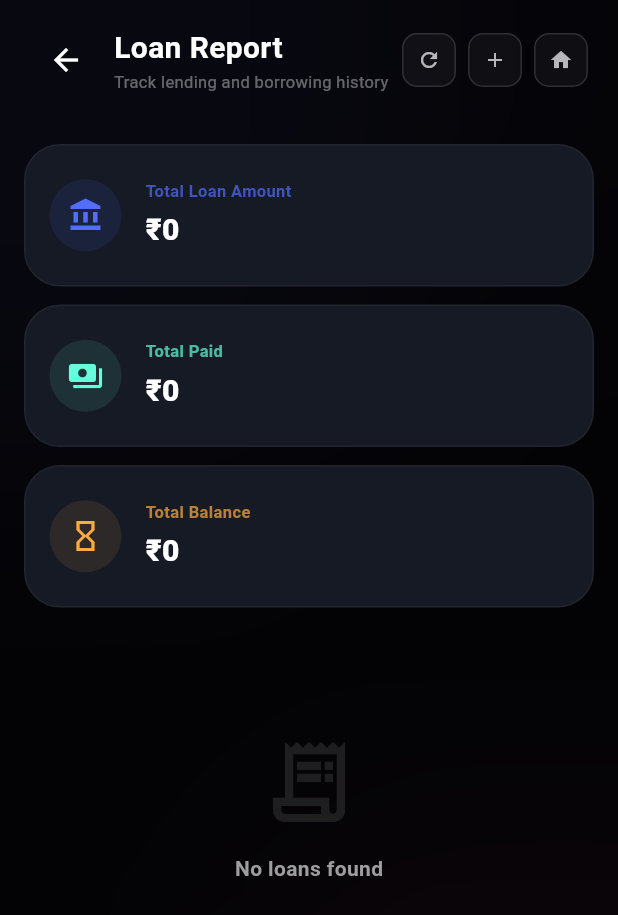
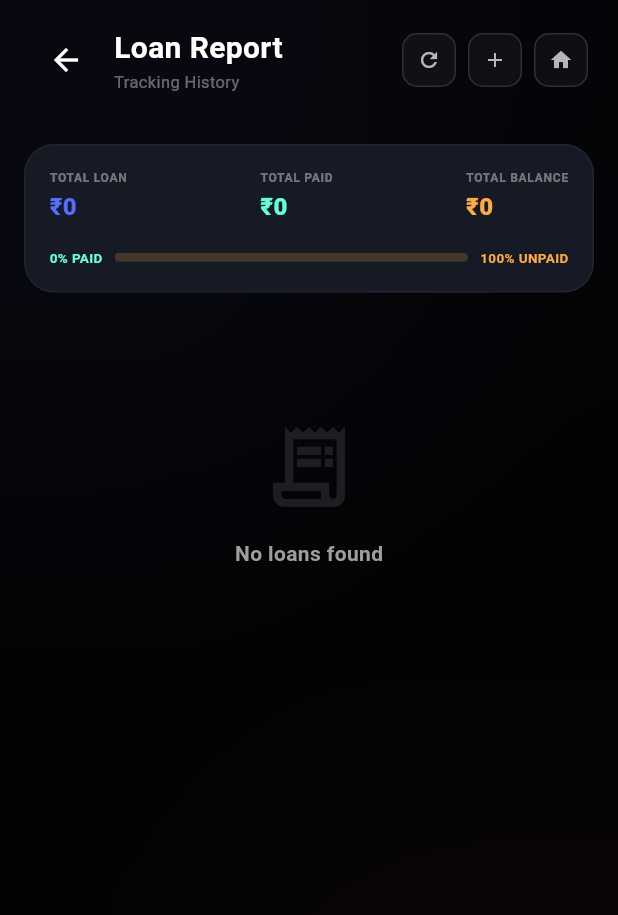
Before and after one commit to ktdata405/ktapps-flutter-new, a Flutter app: the LoanReportScreen screen opened by its route, on a phone screen of 412 x 824 dp. Shown: the top 915 px of the screen. Run offline on Flutter 3.47's test engine with Material 3 defaults, Android fonts, the phone set to English and light mode, and no system bars; our stand-ins replace camera, file_picker, shared_preferences; missing offline and left inert: dart:js_interop, excel; accounts and stored records are empty; network calls fail; Roboto replaces fonts that are missing (Plus Jakarta Sans).

Commit message:
Debt and loan UI light changes

```diff
--- a/lib/core_strings.dart
+++ b/lib/core_strings.dart
@@ -73,7 +73,7 @@ class KtStrings {
 
   static const loan = 'Loan';
   static const loanReport = 'Loan Report';
-  static const loanReportSubtitle = 'Track lending and borrowing history';
+  static const loanReportSubtitle = 'Tracking History';
   static const totalLoanAmount = 'Total Loan Amount';
   static const totalPaid = 'Total Paid';
   static const totalBalance = 'Total Balance';
--- a/lib/loan/loan_report_screen.dart
+++ b/lib/loan/loan_report_screen.dart
@@ -57,7 +57,9 @@ class _LoanReportScreenState extends State<LoanReportScreen> {
               children: [
                 _buildHeader(isDesktop),
                 Expanded(
-                  child: RefreshIndicator(
+                  child: _loading && _allLoans.isEmpty
+                      ? const Center(child: CircularProgressIndicator(color: ktPrimary))
+                      : RefreshIndicator(
                           onRefresh: _fetchData,
                           color: ktPrimary,
                           backgroundColor: ktDarkIndigo,
@@ -70,9 +72,7 @@ class _LoanReportScreenState extends State<LoanReportScreen> {
                                   children: [
                                     _buildSummaryCards(isDesktop),
                                     const SizedBox(height: 24),
-                              if (_loading && _allLoans.isEmpty)
-                                _buildSkeletons()
-                              else if (_allLoans.isEmpty && !_loading)
+                                    if (_allLoans.isEmpty && !_loading)
                                       _buildEmptyState()
                                     else
                                       _buildLoanGrid(isDesktop),
@@ -93,6 +93,7 @@ class _LoanReportScreenState extends State<LoanReportScreen> {
       ),
     );
   }
+
 
   Widget _buildHeader(bool isDesktop) {
     return Container(
@@ -121,18 +122,11 @@ class _LoanReportScreenState extends State<LoanReportScreen> {
 
 
   Widget _buildSummaryCards(bool isDesktop) {
-    return GridView.count(
-      shrinkWrap: true,
-      physics: const NeverScrollableScrollPhysics(),
-      crossAxisCount: isDesktop ? 3 : 1,
-      mainAxisSpacing: 12,
-      crossAxisSpacing: 12,
-      childAspectRatio: isDesktop ? 2.8 : 4.0,
-      children: [
-        _SummaryCard(title: KtStrings.totalLoanAmount, value: '₹${NumberFormat('#,##,###').format(_totalLoan)}', icon: Icons.account_balance, color: Colors.indigoAccent),
-        _SummaryCard(title: KtStrings.totalPaid, value: '₹${NumberFormat('#,##,###').format(_totalPaid)}', icon: Icons.payments, color: Colors.tealAccent),
-        _SummaryCard(title: KtStrings.totalBalance, value: '₹${NumberFormat('#,##,###').format(_totalBalance)}', icon: Icons.hourglass_empty, color: Colors.orangeAccent),
-      ],
+    return _LoanProgressSummary(
+      totalLoan: _totalLoan,
+      totalPaid: _totalPaid,
+      totalBalance: _totalBalance,
+      isDesktop: isDesktop,
     );
   }
 
@@ -150,13 +144,14 @@ class _LoanReportScreenState extends State<LoanReportScreen> {
       physics: const NeverScrollableScrollPhysics(),
       gridDelegate: SliverGridDelegateWithFixedCrossAxisCount(
         crossAxisCount: crossAxisCount,
-        crossAxisSpacing: 16,
-        mainAxisSpacing: 16,
-        mainAxisExtent: 490,
+        crossAxisSpacing: 12,
+        mainAxisSpacing: 12,
+        mainAxisExtent: isDesktop ? 200 : 175,
       ),
       itemCount: _allLoans.length,
       itemBuilder: (context, index) {
         final loan = _allLoans[index];
+
         return _LoanCard(
           loan: loan,
           onViewHistory: () => _showRepaymentHistory(loan),
@@ -165,7 +160,10 @@ class _LoanReportScreenState extends State<LoanReportScreen> {
         );
       },
     );
+
   }
+
+
 
 
   void _showRepaymentHistory(LoanRecord loan) {
@@ -197,30 +195,86 @@ class _LoanReportScreenState extends State<LoanReportScreen> {
   }
 }
 
-class _SummaryCard extends StatelessWidget {
-  final String title, value;
-  final IconData icon;
-  final Color color;
-  const _SummaryCard({required this.title, required this.value, required this.icon, required this.color});
+class _LoanProgressSummary extends StatelessWidget {
+  final double totalLoan;
+  final double totalPaid;
+  final double totalBalance;
+  final bool isDesktop;
+
+  const _LoanProgressSummary({
+    required this.totalLoan,
+    required this.totalPaid,
+    required this.totalBalance,
+    required this.isDesktop,
+  });
 
   @override
   Widget build(BuildContext context) {
+    final paidPerc = totalLoan > 0 ? (totalPaid / totalLoan) : 0.0;
+    final unpaidPerc = 1.0 - paidPerc;
+    final fmt = NumberFormat('#,##,###');
+
     return Container(
       padding: const EdgeInsets.all(16),
-      decoration: BoxDecoration(color: ktDarkCardBg, borderRadius: BorderRadius.circular(24), border: Border.all(color: ktWhite.withValues(alpha: 0.05))),
-      child: Row(
+      decoration: BoxDecoration(
+        color: ktDarkCardBg,
+        borderRadius: BorderRadius.circular(20),
+        border: Border.all(color: ktWhite.withValues(alpha: 0.05)),
+      ),
+      child: Column(
         children: [
-          Container(width: 48, height: 48, decoration: BoxDecoration(color: color.withValues(alpha: 0.1), shape: BoxShape.circle), child: Icon(icon, color: color, size: 24)),
-          const SizedBox(width: 16),
+          Row(
+            mainAxisAlignment: MainAxisAlignment.spaceBetween,
+            children: [
+              _CompactMetric(label: 'TOTAL LOAN', value: '₹${fmt.format(totalLoan)}', color: Colors.indigoAccent),
+              _CompactMetric(label: 'TOTAL PAID', value: '₹${fmt.format(totalPaid)}', color: Colors.tealAccent),
+              _CompactMetric(label: 'TOTAL BALANCE', value: '₹${fmt.format(totalBalance)}', color: Colors.orangeAccent),
+            ],
+          ),
+          const SizedBox(height: 16),
+          Row(
+            children: [
+              Text('${(paidPerc * 100).toStringAsFixed(0)}% PAID',
+                  style: const TextStyle(color: Colors.tealAccent, fontSize: 9, fontWeight: FontWeight.bold)),
+              const SizedBox(width: 8),
               Expanded(
-            child: Column(crossAxisAlignment: CrossAxisAlignment.start, mainAxisAlignment: MainAxisAlignment.center, children: [
-              Text(title, style: TextStyle(color: color.withValues(alpha: 0.7), fontSize: 11, fontWeight: FontWeight.bold)),
-              const SizedBox(height: 4),
-              Text(value, style: const TextStyle(color: ktWhite, fontSize: 20, fontWeight: FontWeight.w900)),
-            ]),
+                child: ClipRRect(
+                  borderRadius: BorderRadius.circular(4),
+                  child: SizedBox(
+                    height: 6,
+                    child: LinearProgressIndicator(
+                      value: paidPerc,
+                      backgroundColor: Colors.orangeAccent.withValues(alpha: 0.2),
+                      valueColor: const AlwaysStoppedAnimation(Colors.tealAccent),
+                    ),
+                  ),
+                ),
+              ),
+              const SizedBox(width: 8),
+              Text('${(unpaidPerc * 100).toStringAsFixed(0)}% UNPAID',
+                  style: const TextStyle(color: Colors.orangeAccent, fontSize: 9, fontWeight: FontWeight.bold)),
+            ],
           ),
         ],
       ),
+    );
+  }
+}
+
+class _CompactMetric extends StatelessWidget {
+  final String label, value;
+  final Color color;
+  const _CompactMetric({required this.label, required this.value, required this.color});
+
+  @override
+  Widget build(BuildContext context) {
+    return Column(
+      crossAxisAlignment: CrossAxisAlignment.start,
+      children: [
+        Text(label, style: TextStyle(color: ktWhite.withValues(alpha: 0.4), fontSize: 8, fontWeight: FontWeight.bold, letterSpacing: 0.5)),
+        const SizedBox(height: 2),
+        Text(value, style: TextStyle(color: color, fontSize: 16, fontWeight: FontWeight.w900)),
+      ],
     );
   }
 }
@@ -243,53 +297,89 @@ class _LoanCard extends StatelessWidget {
     final emisPaid = emi > 0 ? (loan.paid / emi).floor() : 0;
 
     return Container(
-      padding: const EdgeInsets.all(20),
+      padding: const EdgeInsets.symmetric(horizontal: 14, vertical: 12),
       decoration: BoxDecoration(
         color: ktDarkCardBg.withValues(alpha: isClosed ? 0.6 : 1.0),
-        borderRadius: BorderRadius.circular(24),
+        borderRadius: BorderRadius.circular(16),
         border: Border.all(color: ktWhite.withValues(alpha: 0.05)),
       ),
-      child: Column(
-        crossAxisAlignment: CrossAxisAlignment.start,
-        children: [
-          Expanded(
-            child: SingleChildScrollView(
       child: Column(
         crossAxisAlignment: CrossAxisAlignment.start,
         children: [
           Row(
             mainAxisAlignment: MainAxisAlignment.spaceBetween,
             children: [
-                      Expanded(child: Column(crossAxisAlignment: CrossAxisAlignment.start, children: [
-                        Text(loan.name, style: const TextStyle(color: ktWhite, fontSize: 18, fontWeight: FontWeight.bold)),
-                        Text(ktFormatDate(ktParseDate(loan.date) ?? getIndiaTime()), style: const TextStyle(color: ktWhite38, fontSize: 12)),
-                      ])),
+              Expanded(
+                child: Column(
+                  crossAxisAlignment: CrossAxisAlignment.start,
+                  children: [
+                    Text(loan.name, style: const TextStyle(color: ktWhite, fontSize: 14, fontWeight: FontWeight.bold), maxLines: 1, overflow: TextOverflow.ellipsis),
+                    Text(ktFormatDate(ktParseDate(loan.date) ?? getIndiaTime()), style: const TextStyle(color: ktWhite38, fontSize: 10)),
+                  ],
+                ),
+              ),
               _Badge(label: loan.type, color: loan.type == 'Given' ? Colors.teal : Colors.redAccent),
             ],
           ),
-                  const SizedBox(height: 20),
+          const SizedBox(height: 12),
           _buildStatGrid(loan, emi, emisPaid, tenureVal),
-                  const SizedBox(height: 20),
-                  _buildProgressBar(perc, loan.paid, loan.amount, isClosed),
-                  const SizedBox(height: 16),
-                  if (loan.remarks.isNotEmpty)
-                    Text(loan.remarks, style: const TextStyle(color: ktWhite38, fontSize: 11, fontStyle: FontStyle.italic), maxLines: 2, overflow: TextOverflow.ellipsis),
+          if (loan.remarks.isNotEmpty) ...[
+            const SizedBox(height: 6),
+            Text("Remarks: ${loan.remarks}", style: const TextStyle(color: ktAmber500, fontSize: 10, fontStyle: FontStyle.italic), maxLines: 1, overflow: TextOverflow.ellipsis),
+          ],
+          const Spacer(),
+          Row(
+            children: [
+              Expanded(
+                child: Column(
+                  crossAxisAlignment: CrossAxisAlignment.start,
+                  children: [
+                    const Text(KtStrings.balance, style: TextStyle(color: ktWhite38, fontSize: 9)),
+                    Text('₹${NumberFormat('#,##,###').format(loan.amount - loan.paid)}', style: TextStyle(color: isClosed ? ktWhite24 : ktWhite, fontSize: 14, fontWeight: FontWeight.w900)),
                   ],
                 ),
               ),
+              _IconBtn(icon: Icons.history, onTap: onViewHistory),
+              const SizedBox(width: 4),
+              _IconBtn(icon: Icons.payments_outlined, color: Colors.tealAccent, onTap: onRecordPayment),
+              const SizedBox(width: 4),
+              _IconBtn(icon: Icons.edit_note, onTap: onEdit),
+              const SizedBox(width: 8),
+              InkWell(
+                onTap: () {
+                  final pendingAmount = loan.amount - loan.paid;
+                  ktShowDetailsSheet(
+                    context: context,
+                    title: 'Loan Breakup Insights',
+                    icon: Icons.pie_chart_outline_rounded,
+                    themeColor: ktPrimary,
+                    subtitle: loan.name,
+                    details: [
+                      {
+                        'label': 'TOTAL PRINCIPAL',
+                        'value': '₹${NumberFormat('#,##,###').format(loan.amount)}',
+                        'color': ktWhite,
+                      },
+                      {
+                        'label': 'TOTAL PAID BACK',
+                        'value': '₹${NumberFormat('#,##,###').format(loan.paid)}',
+                        'color': ktEmerald,
+                      },
+                      {
+                        'label': 'OUTSTANDING BALANCE',
+                        'value': '₹${NumberFormat('#,##,###').format(pendingAmount)}',
+                        'color': ktRose,
+                      },
+                      {
+                        'label': 'COMPLETION PERCENT',
+                        'value': '${perc.toStringAsFixed(1)}%',
+                        'color': ktCyan,
+                      },
+                    ],
+                  );
+                },
+                child: _buildCircleProgress(perc, isClosed),
               ),
-          const Divider(color: ktWhite10, height: 24),
-          Row(
-            children: [
-              Expanded(child: Column(crossAxisAlignment: CrossAxisAlignment.start, children: [
-                const Text(KtStrings.balance, style: TextStyle(color: ktWhite38, fontSize: 10)),
-                Text('₹${NumberFormat('#,##,###').format(loan.amount - loan.paid)}', style: TextStyle(color: isClosed ? ktWhite24 : ktWhite, fontSize: 18, fontWeight: FontWeight.w900)),
-              ])),
-              _IconBtn(icon: Icons.history, onTap: onViewHistory),
-              const SizedBox(width: 8),
-              _IconBtn(icon: Icons.payments_outlined, color: Colors.tealAccent, onTap: onRecordPayment),
-              const SizedBox(width: 8),
-              _IconBtn(icon: Icons.edit_note, onTap: onEdit),
             ],
           ),
         ],
@@ -297,59 +387,83 @@ class _LoanCard extends StatelessWidget {
     );
   }
 
-  Widget _buildStatGrid(LoanRecord loan, double emi, int emisPaid, int tenure) {
-    return GridView.count(
-      shrinkWrap: true,
-      physics: const NeverScrollableScrollPhysics(),
-      crossAxisCount: 2,
-      mainAxisSpacing: 12,
-      crossAxisSpacing: 12,
-      childAspectRatio: 2.5,
+
+  Widget _buildCircleProgress(double perc, bool isClosed) {
+    return SizedBox(
+      width: 32,
+      height: 32,
+      child: Stack(
+        alignment: Alignment.center,
         children: [
-        _StatItem(label: KtStrings.interestRate, value: '${loan.interestRate}%'),
-        _StatItem(label: KtStrings.tenure, value: loan.tenure),
-        _StatItem(label: KtStrings.emiAmount, value: '₹${NumberFormat('#,###').format(emi)}'),
-        _StatItem(label: KtStrings.emisPaid, value: '$emisPaid / $tenure'),
+          CircularProgressIndicator(
+            value: perc / 100,
+            strokeWidth: 3.5,
+            backgroundColor: Colors.white10,
+            valueColor: AlwaysStoppedAnimation(isClosed ? Colors.grey : ktPrimary),
+          ),
+          Text(
+            '${perc.toStringAsFixed(0)}%',
+            style: const TextStyle(color: Colors.white, fontSize: 8, fontWeight: FontWeight.bold),
+          ),
         ],
+      ),
     );
   }
 
-  Widget _buildProgressBar(double perc, double paid, double total, bool isClosed) {
+
+
+  Widget _buildStatGrid(LoanRecord loan, double emi, int emisPaid, int tenure) {
     return Column(
       children: [
-        Row(mainAxisAlignment: MainAxisAlignment.spaceBetween, children: [
-          Text('₹${NumberFormat('#,###').format(paid)} / ₹${NumberFormat('#,###').format(total)}', style: const TextStyle(color: Colors.white70, fontSize: 11, fontWeight: FontWeight.bold)),
-          Text('${perc.toStringAsFixed(0)}%', style: TextStyle(color: isClosed ? Colors.grey : Colors.indigoAccent, fontSize: 11, fontWeight: FontWeight.w900)),
-        ]),
-        const SizedBox(height: 6),
-        ClipRRect(
-          borderRadius: BorderRadius.circular(5),
-          child: LinearProgressIndicator(value: perc / 100, minHeight: 8, backgroundColor: Colors.white10, valueColor: AlwaysStoppedAnimation(isClosed ? Colors.grey : Colors.indigoAccent)),
+        Row(
+          children: [
+            _CompactStat(label: 'ROI', value: '${loan.interestRate}%', color: ktCyan),
+            _CompactStat(label: 'Tenure', value: loan.tenure.split(' ')[0], color: ktOrange),
+            _CompactStat(label: 'EMI', value: NumberFormat('#,###').format(emi), color: ktPrimary),
+            _CompactStat(label: 'EMI-Paid', value: '$emisPaid/$tenure', color: ktEmerald),
+          ],
         ),
       ],
     );
   }
 }
 
-class _StatItem extends StatelessWidget {
+
+class _CompactStat extends StatelessWidget {
   final String label, value;
-  const _StatItem({required this.label, required this.value});
+  final Color color;
+  const _CompactStat({required this.label, required this.value, required this.color});
+
   @override
   Widget build(BuildContext context) {
-    return Column(crossAxisAlignment: CrossAxisAlignment.start, children: [
-      Text(label, style: const TextStyle(color: Colors.white38, fontSize: 10)),
-      const SizedBox(height: 2),
-      Text(value, style: const TextStyle(color: Colors.white, fontSize: 13, fontWeight: FontWeight.bold)),
-    ]);
+    return Expanded(
+      child: Container(
+        margin: const EdgeInsets.symmetric(horizontal: 2),
+        padding: const EdgeInsets.symmetric(vertical: 6, horizontal: 4),
+        decoration: BoxDecoration(
+          color: Colors.black.withValues(alpha: 0.15),
+          borderRadius: BorderRadius.circular(6),
+        ),
+        child: Column(
+          mainAxisSize: MainAxisSize.min,
+          children: [
+            Text(label, style: const TextStyle(color: ktTextGray400, fontSize: 8, fontWeight: FontWeight.bold, letterSpacing: 0.5)),
+            const SizedBox(height: 3),
+            Text(value, style: TextStyle(color: color, fontSize: 11, fontWeight: FontWeight.bold)),
+          ],
+        ),
+      ),
+    );
   }
 }
+
 
 class _Badge extends StatelessWidget {
   final String label; final Color color;
   const _Badge({required this.label, required this.color});
   @override
   Widget build(BuildContext context) {
-    return Container(padding: const EdgeInsets.symmetric(horizontal: 10, vertical: 4), decoration: BoxDecoration(color: color.withValues(alpha: 0.1), borderRadius: BorderRadius.circular(20), border: Border.all(color: color.withValues(alpha: 0.3))), child: Text(label, style: TextStyle(color: color, fontSize: 10, fontWeight: FontWeight.bold)));
+    return Container(padding: const EdgeInsets.symmetric(horizontal: 8, vertical: 3), decoration: BoxDecoration(color: color.withValues(alpha: 0.1), borderRadius: BorderRadius.circular(12), border: Border.all(color: color.withValues(alpha: 0.3))), child: Text(label, style: TextStyle(color: color, fontSize: 8, fontWeight: FontWeight.bold)));
   }
 }
 
@@ -358,9 +472,10 @@ class _IconBtn extends StatelessWidget {
   const _IconBtn({required this.icon, this.color, required this.onTap});
   @override
   Widget build(BuildContext context) {
-    return InkWell(onTap: onTap, child: Container(width: 40, height: 40, decoration: BoxDecoration(color: color?.withValues(alpha: 0.1) ?? Colors.white.withValues(alpha: 0.05), borderRadius: BorderRadius.circular(12), border: Border.all(color: color?.withValues(alpha: 0.3) ?? Colors.white.withValues(alpha: 0.1))), child: Icon(icon, color: color ?? Colors.white70, size: 18)));
+    return InkWell(onTap: onTap, child: Container(width: 32, height: 32, decoration: BoxDecoration(color: color?.withValues(alpha: 0.1) ?? Colors.white.withValues(alpha: 0.05), borderRadius: BorderRadius.circular(8), border: Border.all(color: color?.withValues(alpha: 0.3) ?? Colors.white.withValues(alpha: 0.1))), child: Icon(icon, color: color ?? Colors.white70, size: 16)));
   }
 }
+
 
 class _RepaymentHistorySheet extends StatefulWidget {
   final LoanRecord loan;
```
Also changed, not shown: lib/debts/debts_report_screen.dart (+4 -4 lines). Lines whose indentation alone changed are shown as unchanged.
